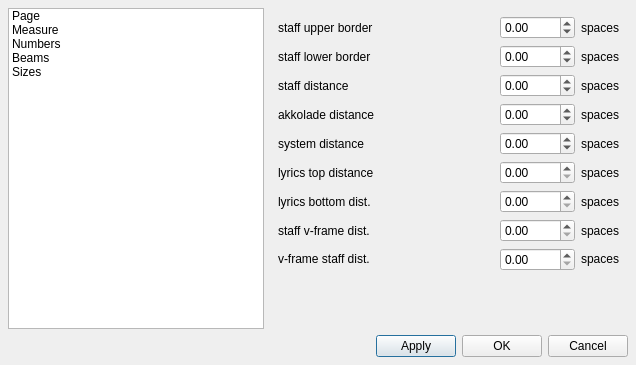
Above: mscore/mscore/editstyle.ui from musescore/musescore-old before the change. Below: the same form after it.
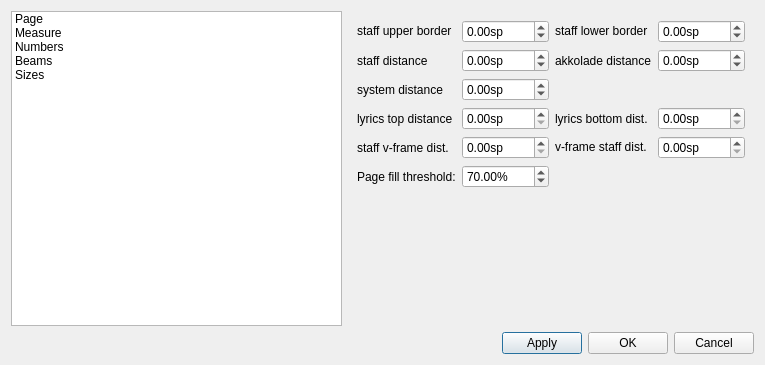
That is the form after the change.

The edit to the form file:
```diff
--- a/mscore/mscore/editstyle.ui
+++ b/mscore/mscore/editstyle.ui
@@ -5,7 +5,7 @@
    <rect>
     <x>0</x>
     <y>0</y>
-    <width>636</width>
+    <width>765</width>
     <height>365</height>
    </rect>
   </property>
@@ -13,81 +13,10 @@
    <string>MuseScore: Edit Style</string>
   </property>
   <layout class="QGridLayout" >
-   <property name="leftMargin" >
-    <number>8</number>
-   </property>
-   <property name="topMargin" >
-    <number>8</number>
-   </property>
-   <property name="rightMargin" >
-    <number>8</number>
-   </property>
-   <property name="bottomMargin" >
-    <number>8</number>
-   </property>
-   <property name="horizontalSpacing" >
-    <number>6</number>
-   </property>
-   <property name="verticalSpacing" >
-    <number>6</number>
-   </property>
-   <item row="1" column="0" colspan="2" >
-    <layout class="QHBoxLayout" >
-     <property name="spacing" >
-      <number>6</number>
-     </property>
-     <property name="leftMargin" >
-      <number>0</number>
-     </property>
-     <property name="topMargin" >
-      <number>0</number>
-     </property>
-     <property name="rightMargin" >
-      <number>0</number>
-     </property>
-     <property name="bottomMargin" >
-      <number>0</number>
-     </property>
-     <item>
-      <spacer>
-       <property name="orientation" >
-        <enum>Qt::Horizontal</enum>
-       </property>
-       <property name="sizeHint" >
-        <size>
-         <width>40</width>
-         <height>20</height>
-        </size>
-       </property>
-      </spacer>
-     </item>
-     <item>
-      <widget class="QPushButton" name="buttonApply" >
-       <property name="text" >
-        <string>Apply</string>
-       </property>
-      </widget>
-     </item>
-     <item>
-      <widget class="QPushButton" name="buttonOk" >
-       <property name="text" >
-        <string>OK</string>
-       </property>
-      </widget>
-     </item>
-     <item>
-      <widget class="QPushButton" name="buttonCancel" >
-       <property name="text" >
-        <string>Cancel</string>
-       </property>
-      </widget>
-     </item>
-    </layout>
-   </item>
    <item row="0" column="0" >
     <widget class="QListWidget" name="pageList" >
      <property name="sizePolicy" >
-      <sizepolicy vsizetype="Expanding" hsizetype="Maximum" >
+      <sizepolicy vsizetype="Expanding" hsizetype="Expanding" >
        <horstretch>0</horstretch>
        <verstretch>0</verstretch>
       </sizepolicy>
@@ -125,7 +54,7 @@
    <item row="0" column="1" >
     <widget class="QStackedWidget" name="stackedWidget" >
      <property name="sizePolicy" >
-      <sizepolicy vsizetype="Expanding" hsizetype="Expanding" >
+      <sizepolicy vsizetype="Expanding" hsizetype="Preferred" >
        <horstretch>0</horstretch>
        <verstretch>0</verstretch>
       </sizepolicy>
@@ -135,122 +64,90 @@
      </property>
      <widget class="QWidget" name="page2" >
       <layout class="QGridLayout" >
-       <property name="leftMargin" >
-        <number>8</number>
-       </property>
-       <property name="topMargin" >
-        <number>8</number>
-       </property>
-       <property name="rightMargin" >
-        <number>8</number>
-       </property>
-       <property name="bottomMargin" >
-        <number>8</number>
-       </property>
-       <property name="horizontalSpacing" >
-        <number>6</number>
-       </property>
-       <property name="verticalSpacing" >
-        <number>6</number>
-       </property>
-       <item row="4" column="2" >
-        <widget class="QLabel" name="label_10" >
-         <property name="text" >
-          <string>spaces</string>
-         </property>
-        </widget>
-       </item>
-       <item row="3" column="2" >
-        <widget class="QLabel" name="label_9" >
-         <property name="text" >
-          <string>spaces</string>
-         </property>
-        </widget>
-       </item>
-       <item row="2" column="2" >
-        <widget class="QLabel" name="label_8" >
-         <property name="text" >
-          <string>spaces</string>
-         </property>
-        </widget>
-       </item>
-       <item row="1" column="2" >
-        <widget class="QLabel" name="label_7" >
-         <property name="text" >
-          <string>spaces</string>
-         </property>
-        </widget>
-       </item>
-       <item row="0" column="2" >
-        <widget class="QLabel" name="label_6" >
-         <property name="text" >
-          <string>spaces</string>
-         </property>
-        </widget>
-       </item>
        <item row="0" column="0" >
         <widget class="QLabel" name="label" >
+         <property name="sizePolicy" >
+          <sizepolicy vsizetype="Fixed" hsizetype="Maximum" >
+           <horstretch>0</horstretch>
+           <verstretch>0</verstretch>
+          </sizepolicy>
+         </property>
          <property name="text" >
           <string>staff upper border</string>
          </property>
         </widget>
        </item>
-       <item row="1" column="0" >
+       <item row="0" column="1" >
+        <widget class="QDoubleSpinBox" name="staffUpperBorder" >
+         <property name="suffix" >
+          <string>sp</string>
+         </property>
+         <property name="minimum" >
+          <double>-1000.000000000000000</double>
+         </property>
+         <property name="maximum" >
+          <double>1000.000000000000000</double>
+         </property>
+        </widget>
+       </item>
+       <item row="0" column="2" >
         <widget class="QLabel" name="label_2" >
+         <property name="sizePolicy" >
+          <sizepolicy vsizetype="Fixed" hsizetype="Fixed" >
+           <horstretch>0</horstretch>
+           <verstretch>0</verstretch>
+          </sizepolicy>
+         </property>
          <property name="text" >
           <string>staff lower border</string>
          </property>
         </widget>
        </item>
-       <item row="2" column="0" >
+       <item row="0" column="3" >
+        <widget class="QDoubleSpinBox" name="staffLowerBorder" >
+         <property name="suffix" >
+          <string>sp</string>
+         </property>
+         <property name="minimum" >
+          <double>-1000.000000000000000</double>
+         </property>
+         <property name="maximum" >
+          <double>1000.000000000000000</double>
+         </property>
+        </widget>
+       </item>
+       <item row="1" column="0" >
         <widget class="QLabel" name="label_3" >
          <property name="text" >
           <string>staff distance</string>
          </property>
         </widget>
        </item>
-       <item row="3" column="0" >
+       <item row="1" column="1" >
+        <widget class="QDoubleSpinBox" name="staffDistance" >
+         <property name="suffix" >
+          <string>sp</string>
+         </property>
+         <property name="minimum" >
+          <double>-1000.000000000000000</double>
+         </property>
+         <property name="maximum" >
+          <double>1000.000000000000000</double>
+         </property>
+        </widget>
+       </item>
+       <item row="1" column="2" >
         <widget class="QLabel" name="label_4" >
          <property name="text" >
           <string>akkolade distance</string>
          </property>
         </widget>
        </item>
-       <item row="9" column="0" >
-        <spacer>
-         <property name="orientation" >
-          <enum>Qt::Vertical</enum>
-         </property>
-         <property name="sizeHint" >
-          <size>
-           <width>20</width>
-           <height>40</height>
-          </size>
-         </property>
-        </spacer>
-       </item>
-       <item row="1" column="1" >
-        <widget class="QDoubleSpinBox" name="staffLowerBorder" >
-         <property name="minimum" >
-          <double>-1000.000000000000000</double>
-         </property>
-         <property name="maximum" >
-          <double>1000.000000000000000</double>
-         </property>
-        </widget>
-       </item>
-       <item row="2" column="1" >
-        <widget class="QDoubleSpinBox" name="staffDistance" >
-         <property name="minimum" >
-          <double>-1000.000000000000000</double>
-         </property>
-         <property name="maximum" >
-          <double>1000.000000000000000</double>
-         </property>
-        </widget>
-       </item>
-       <item row="3" column="1" >
+       <item row="1" column="3" >
         <widget class="QDoubleSpinBox" name="akkoladeDistance" >
+         <property name="suffix" >
+          <string>sp</string>
+         </property>
          <property name="minimum" >
           <double>-1000.000000000000000</double>
          </property>
@@ -259,7 +156,7 @@
          </property>
         </widget>
        </item>
-       <item row="4" column="0" >
+       <item row="2" column="0" >
         <widget class="QLabel" name="label_5" >
          <property name="sizePolicy" >
           <sizepolicy vsizetype="Preferred" hsizetype="Preferred" >
@@ -272,18 +169,11 @@
          </property>
         </widget>
        </item>
-       <item row="4" column="1" >
+       <item row="2" column="1" >
         <widget class="QDoubleSpinBox" name="systemDistance" >
-         <property name="minimum" >
-          <double>-1000.000000000000000</double>
+         <property name="suffix" >
+          <string>sp</string>
          </property>
-         <property name="maximum" >
-          <double>1000.000000000000000</double>
-         </property>
-        </widget>
-       </item>
-       <item row="0" column="1" >
-        <widget class="QDoubleSpinBox" name="staffUpperBorder" >
          <property name="minimum" >
           <double>-1000.000000000000000</double>
          </property>
@@ -292,41 +182,35 @@
          </property>
         </widget>
        </item>
-       <item row="5" column="0" >
+       <item row="3" column="0" >
         <widget class="QLabel" name="label_34" >
          <property name="text" >
           <string>lyrics top distance</string>
          </property>
         </widget>
        </item>
-       <item row="5" column="1" >
-        <widget class="QDoubleSpinBox" name="lyricsDistance" />
-       </item>
-       <item row="5" column="2" >
-        <widget class="QLabel" name="label_35" >
-         <property name="text" >
-          <string>spaces</string>
+       <item row="3" column="1" >
+        <widget class="QDoubleSpinBox" name="lyricsDistance" >
+         <property name="suffix" >
+          <string>sp</string>
          </property>
         </widget>
        </item>
-       <item row="6" column="0" >
+       <item row="3" column="2" >
         <widget class="QLabel" name="label_36" >
          <property name="text" >
           <string>lyrics bottom dist.</string>
          </property>
         </widget>
        </item>
-       <item row="6" column="1" >
-        <widget class="QDoubleSpinBox" name="lyricsMinBottomDistance" />
-       </item>
-       <item row="6" column="2" >
-        <widget class="QLabel" name="label_37" >
-         <property name="text" >
-          <string>spaces</string>
+       <item row="3" column="3" >
+        <widget class="QDoubleSpinBox" name="lyricsMinBottomDistance" >
+         <property name="suffix" >
+          <string>sp</string>
          </property>
         </widget>
        </item>
-       <item row="7" column="0" >
+       <item row="4" column="0" >
         <widget class="QLabel" name="label_40" >
          <property name="sizePolicy" >
           <sizepolicy vsizetype="Preferred" hsizetype="Expanding" >
@@ -339,23 +223,14 @@
          </property>
         </widget>
        </item>
-       <item row="7" column="1" >
-        <widget class="QDoubleSpinBox" name="systemFrameDistance" />
-       </item>
-       <item row="7" column="2" >
-        <widget class="QLabel" name="label_41" >
-         <property name="sizePolicy" >
-          <sizepolicy vsizetype="Preferred" hsizetype="Fixed" >
-           <horstretch>0</horstretch>
-           <verstretch>0</verstretch>
-          </sizepolicy>
-         </property>
-         <property name="text" >
-          <string>spaces</string>
+       <item row="4" column="1" >
+        <widget class="QDoubleSpinBox" name="systemFrameDistance" >
+         <property name="suffix" >
+          <string>sp</string>
          </property>
         </widget>
        </item>
-       <item row="8" column="0" >
+       <item row="4" column="2" >
         <widget class="QLabel" name="label_42" >
          <property name="sizePolicy" >
           <sizepolicy vsizetype="Fixed" hsizetype="MinimumExpanding" >
@@ -368,19 +243,46 @@
          </property>
         </widget>
        </item>
-       <item row="8" column="1" >
-        <widget class="QDoubleSpinBox" name="frameSystemDistance" />
+       <item row="4" column="3" >
+        <widget class="QDoubleSpinBox" name="frameSystemDistance" >
+         <property name="suffix" >
+          <string>sp</string>
+         </property>
+        </widget>
        </item>
-       <item row="8" column="2" >
-        <widget class="QLabel" name="label_43" >
-         <property name="sizePolicy" >
-          <sizepolicy vsizetype="Fixed" hsizetype="Fixed" >
-           <horstretch>0</horstretch>
-           <verstretch>0</verstretch>
-          </sizepolicy>
+       <item row="6" column="0" >
+        <spacer>
+         <property name="orientation" >
+          <enum>Qt::Vertical</enum>
          </property>
+         <property name="sizeHint" >
+          <size>
+           <width>51</width>
+           <height>131</height>
+          </size>
+         </property>
+        </spacer>
+       </item>
+       <item row="5" column="0" >
+        <widget class="QLabel" name="label_6" >
          <property name="text" >
-          <string>spaces</string>
+          <string>Page fill threshold:</string>
+         </property>
+        </widget>
+       </item>
+       <item row="5" column="1" >
+        <widget class="QDoubleSpinBox" name="pageFillThreshold" >
+         <property name="suffix" >
+          <string>%</string>
+         </property>
+         <property name="minimum" >
+          <double>0.000000000000000</double>
+         </property>
+         <property name="maximum" >
+          <double>100.000000000000000</double>
+         </property>
+         <property name="value" >
+          <double>70.000000000000000</double>
          </property>
         </widget>
        </item>
@@ -902,6 +804,59 @@
      </widget>
     </widget>
    </item>
+   <item row="1" column="0" colspan="2" >
+    <layout class="QHBoxLayout" >
+     <property name="spacing" >
+      <number>6</number>
+     </property>
+     <property name="leftMargin" >
+      <number>0</number>
+     </property>
+     <property name="topMargin" >
+      <number>0</number>
+     </property>
+     <property name="rightMargin" >
+      <number>0</number>
+     </property>
+     <property name="bottomMargin" >
+      <number>0</number>
+     </property>
+     <item>
+      <spacer>
+       <property name="orientation" >
+        <enum>Qt::Horizontal</enum>
+       </property>
+       <property name="sizeHint" >
+        <size>
+         <width>40</width>
+         <height>20</height>
+        </size>
+       </property>
+      </spacer>
+     </item>
+     <item>
+      <widget class="QPushButton" name="buttonApply" >
+       <property name="text" >
+        <string>Apply</string>
+       </property>
+      </widget>
+     </item>
+     <item>
+      <widget class="QPushButton" name="buttonOk" >
+       <property name="text" >
+        <string>OK</string>
+       </property>
+      </widget>
+     </item>
+     <item>
+      <widget class="QPushButton" name="buttonCancel" >
+       <property name="text" >
+        <string>Cancel</string>
+       </property>
+      </widget>
+     </item>
+    </layout>
+   </item>
   </layout>
  </widget>
  <resources/>
```
